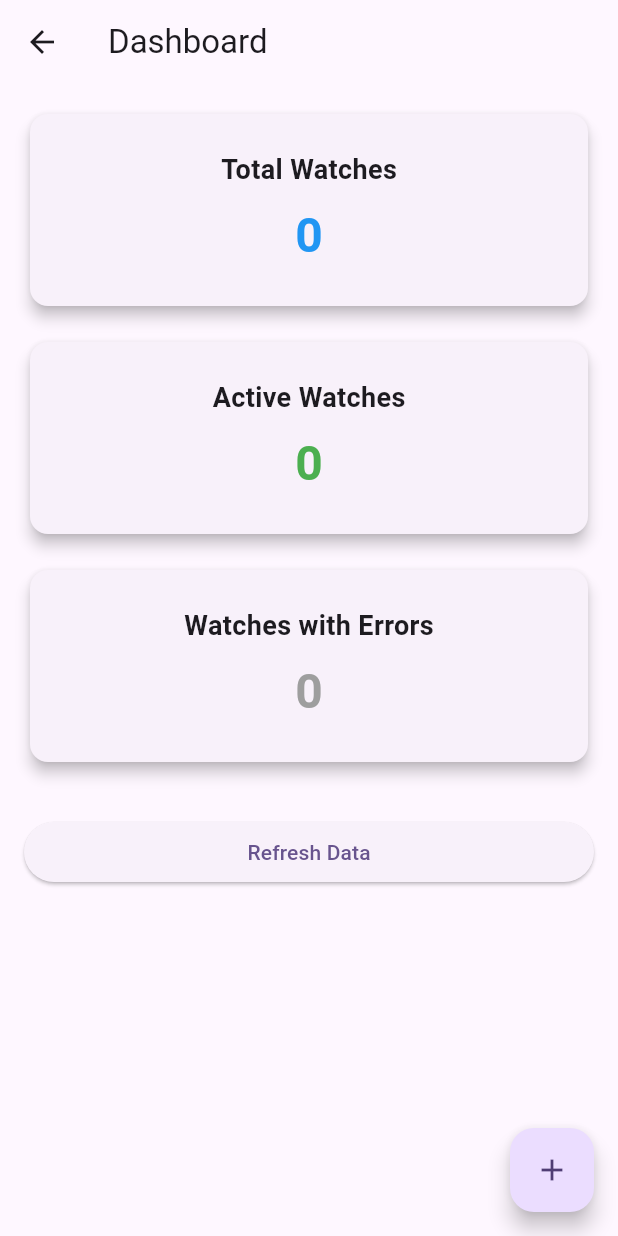
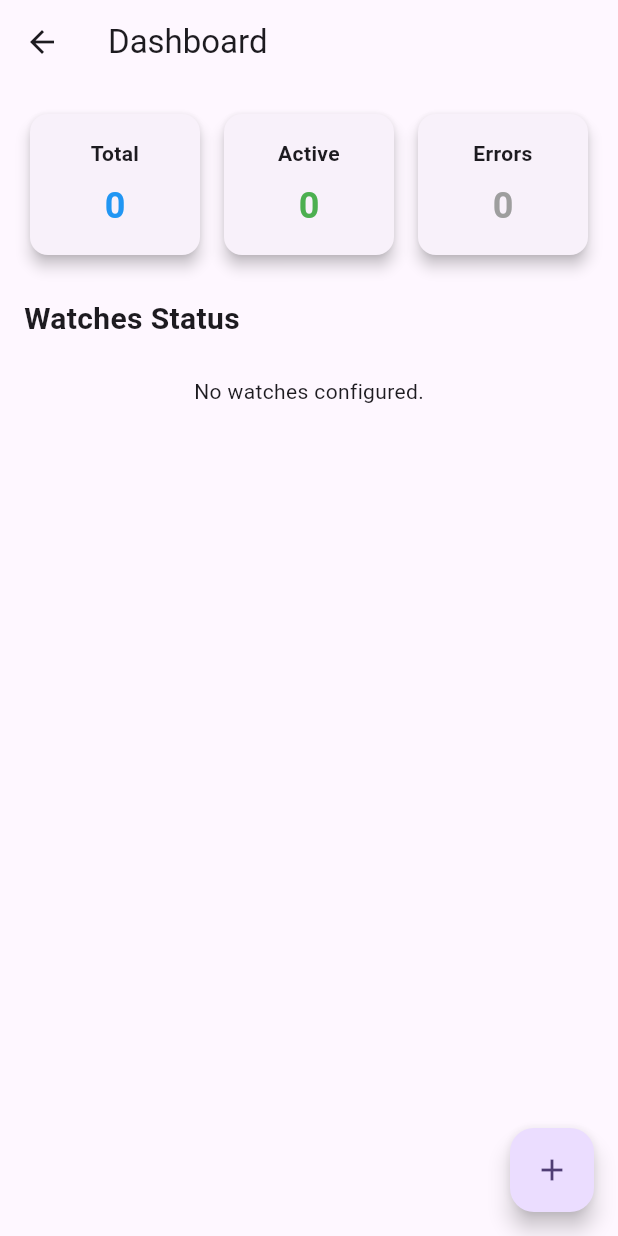
Before and after one commit to monmonja/monitoring-app, a Flutter app: the DashboardTab screen opened directly, on a phone screen of 412 x 824 dp. Run offline on Flutter 3.47's test engine with Material 3 defaults, Android fonts, the phone set to English and light mode, and no system bars; our stand-ins replace file_picker, flutter_local_notifications, sqflite; missing offline and left inert: workmanager; accounts and stored records are empty.

```diff
--- /dev/null
+++ b/lib/models/watch_log.dart
@@ -0,0 +1,70 @@
+class WatchLogFields {
+  static final List<String> values = [
+    id, watchId, timestamp, status, statusCode, errorMessage
+  ];
+
+  static const String id = 'id';
+  static const String watchId = 'watchId';
+  static const String timestamp = 'timestamp';
+  static const String status = 'status';
+  static const String statusCode = 'statusCode';
+  static const String errorMessage = 'errorMessage';
+}
+
+class WatchLog {
+  final int? id;
+  final int watchId;
+  final DateTime timestamp;
+  final bool status; // true for success (alive), false for failure (dead)
+  final int? statusCode;
+  final String? errorMessage;
+
+  const WatchLog({
+    this.id,
+    required this.watchId,
+    required this.timestamp,
+    required this.status,
+    this.statusCode,
+    this.errorMessage,
+  });
+
+  WatchLog copyWith({
+    int? id,
+    int? watchId,
+    DateTime? timestamp,
+    bool? status,
+    int? statusCode,
+    String? errorMessage,
+  }) {
+    return WatchLog(
+      id: id ?? this.id,
+      watchId: watchId ?? this.watchId,
+      timestamp: timestamp ?? this.timestamp,
+      status: status ?? this.status,
+      statusCode: statusCode ?? this.statusCode,
+      errorMessage: errorMessage ?? this.errorMessage,
+    );
+  }
+
+  Map<String, dynamic> toMap() {
+    return {
+      WatchLogFields.id: id,
+      WatchLogFields.watchId: watchId,
+      WatchLogFields.timestamp: timestamp.toIso8601String(),
+      WatchLogFields.status: status ? 1 : 0,
+      WatchLogFields.statusCode: statusCode,
+      WatchLogFields.errorMessage: errorMessage,
+    };
+  }
+
+  static WatchLog fromMap(Map<String, dynamic> map) {
+    return WatchLog(
+      id: map[WatchLogFields.id] as int?,
+      watchId: map[WatchLogFields.watchId] as int,
+      timestamp: DateTime.parse(map[WatchLogFields.timestamp] as String),
+      status: map[WatchLogFields.status] == 1,
+      statusCode: map[WatchLogFields.statusCode] as int?,
+      errorMessage: map[WatchLogFields.errorMessage] as String?,
+    );
+  }
+}
--- a/lib/screens/dashboard_tab.dart
+++ b/lib/screens/dashboard_tab.dart
@@ -3,6 +3,7 @@ import 'package:flutter/material.dart';
 import '../database_helper.dart';
 import '../models/watch.dart';
 import 'add_edit_watch_screen.dart';
+import 'watch_detail_screen.dart';
 
 class DashboardTab extends StatefulWidget {
   const DashboardTab({super.key});
@@ -12,6 +13,7 @@ class DashboardTab extends StatefulWidget {
 }
 
 class _DashboardTabState extends State<DashboardTab> {
+  List<Watch> _watches = [];
   int totalWatches = 0;
   int activeWatches = 0;
   int errorWatches = 0;
@@ -39,6 +41,7 @@ class _DashboardTabState extends State<DashboardTab> {
     }
 
     setState(() {
+      _watches = watches;
       totalWatches = watches.length;
       activeWatches = active;
       errorWatches = errors;
@@ -52,33 +55,66 @@ class _DashboardTabState extends State<DashboardTab> {
       appBar: AppBar(title: const Text('Dashboard')),
       body: isLoading
           ? const Center(child: CircularProgressIndicator())
-          : Padding(
-              padding: const EdgeInsets.all(16.0),
-              child: Column(
-                crossAxisAlignment: CrossAxisAlignment.stretch,
+          : RefreshIndicator(
+              onRefresh: _loadData,
+              child: ListView(
+                padding: const EdgeInsets.all(16.0),
                 children: [
-                  _buildSummaryCard(
-                    'Total Watches',
-                    totalWatches.toString(),
-                    Colors.blue,
+                  Row(
+                    children: [
+                      Expanded(
+                        child: _buildSummaryCard('Total', totalWatches.toString(), Colors.blue),
+                      ),
+                      const SizedBox(width: 8),
+                      Expanded(
+                        child: _buildSummaryCard('Active', activeWatches.toString(), Colors.green),
+                      ),
+                      const SizedBox(width: 8),
+                      Expanded(
+                        child: _buildSummaryCard('Errors', errorWatches.toString(), errorWatches > 0 ? Colors.red : Colors.grey),
+                      ),
+                    ],
                   ),
-                  const SizedBox(height: 16),
-                  _buildSummaryCard(
-                    'Active Watches',
-                    activeWatches.toString(),
-                    Colors.green,
+                  const SizedBox(height: 24),
+                  const Text(
+                    'Watches Status',
+                    style: TextStyle(fontSize: 20, fontWeight: FontWeight.bold),
                   ),
-                  const SizedBox(height: 16),
-                  _buildSummaryCard(
-                    'Watches with Errors',
-                    errorWatches.toString(),
-                    errorWatches > 0 ? Colors.red : Colors.grey,
-                  ),
-                  const SizedBox(height: 32),
-                  ElevatedButton(
-                    onPressed: _loadData,
-                    child: const Text('Refresh Data'),
-                  )
+                  const SizedBox(height: 8),
+                  if (_watches.isEmpty)
+                    const Padding(
+                      padding: EdgeInsets.all(16.0),
+                      child: Center(child: Text('No watches configured.')),
+                    )
+                  else
+                    ..._watches.map((watch) {
+                      final hasError = watch.lastStatus != null && watch.lastStatus != watch.expectedStatus;
+                      final isNeverChecked = watch.lastStatus == null;
+
+                      Color statusColor = Colors.grey;
+                      IconData statusIcon = Icons.help_outline;
+                      if (!isNeverChecked) {
+                        statusColor = hasError ? Colors.red : Colors.green;
+                        statusIcon = hasError ? Icons.error : Icons.check_circle;
+                      }
+
+                      return Card(
+                        child: ListTile(
+                          leading: Icon(statusIcon, color: statusColor, size: 36),
+                          title: Text(watch.name, style: const TextStyle(fontWeight: FontWeight.bold)),
+                          subtitle: Text(watch.url, maxLines: 1, overflow: TextOverflow.ellipsis),
+                          trailing: const Icon(Icons.chevron_right),
+                          onTap: () async {
+                            await Navigator.of(context).push(
+                              MaterialPageRoute(
+                                builder: (context) => WatchDetailScreen(watch: watch),
+                              ),
+                            );
+                            _loadData();
+                          },
+                        ),
+                      );
+                    }),
                 ],
               ),
             ),
@@ -100,18 +136,21 @@ class _DashboardTabState extends State<DashboardTab> {
     return Card(
       elevation: 4,
       child: Padding(
-        padding: const EdgeInsets.all(24.0),
+        padding: const EdgeInsets.symmetric(vertical: 16.0, horizontal: 8.0),
         child: Column(
           children: [
             Text(
               title,
-              style: const TextStyle(fontSize: 18, fontWeight: FontWeight.bold),
+              style: const TextStyle(fontSize: 14, fontWeight: FontWeight.bold),
+              textAlign: TextAlign.center,
+              maxLines: 1,
+              overflow: TextOverflow.ellipsis,
             ),
             const SizedBox(height: 8),
             Text(
               value,
               style: TextStyle(
-                fontSize: 32,
+                fontSize: 24,
                 fontWeight: FontWeight.bold,
                 color: color,
               ),
--- a/lib/screens/settings_tab.dart
+++ b/lib/screens/settings_tab.dart
@@ -2,7 +2,7 @@ import 'dart:io';
 
 import 'package:file_picker/file_picker.dart';
 import 'package:flutter/material.dart';
-import 'package:path_provider/path_provider.dart';
+
 
 import '../database_helper.dart';
 
--- a/pubspec.yaml
+++ b/pubspec.yaml
@@ -30,6 +30,7 @@ environment:
 dependencies:
   flutter:
     sdk: flutter
+  intl: ^0.19.0
 
   # The following adds the Cupertino Icons font to your application.
   # Use with the CupertinoIcons class for iOS style icons.
```
Also changed, not shown: lib/background_service.dart (+17 -1 lines), lib/database_helper.dart (+73 -3 lines), lib/screens/watch_detail_screen.dart (added, +220 -0 lines), pubspec.lock.
